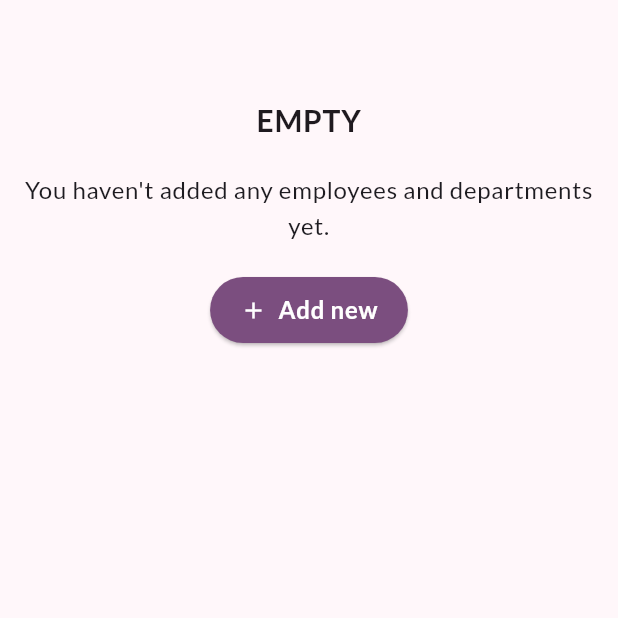
After one commit to PJozeph/talento-hr-app, a Flutter app: the screen it shows after launch, on a phone screen of 412 x 824 dp, the part 395-1013 px from its top. The commit adds this screen. Run offline on Flutter 3.47's test engine with Material 3 defaults, Android fonts, the light colour scheme and no system bars; our stand-ins replace google_fonts.

Commit message:
feat: Refactor empty employee list display into a separate widget

```diff
--- /dev/null
+++ b/lib/widget/empty-employees-list.dart
@@ -0,0 +1,51 @@
+import 'package:flutter/material.dart';
+
+class EmptyEmployeesList extends StatelessWidget {
+  const EmptyEmployeesList({super.key});
+
+  @override
+  Widget build(BuildContext context) {
+    return Center(
+      child: Column(
+        mainAxisAlignment: MainAxisAlignment.center,
+        crossAxisAlignment: CrossAxisAlignment.center,
+        children: [
+          Text(
+            'EMPTY',
+            style: Theme.of(context).textTheme.bodyLarge?.copyWith(
+              fontSize: 20,
+              fontWeight: FontWeight.w600,
+              color: Theme.of(context).colorScheme.onSurface,
+            ),
+            textAlign: TextAlign.center,
+          ),
+          const SizedBox(height: 20),
+          Text(
+            'You haven\'t added any employees and departments yet.',
+            style: Theme.of(context).textTheme.bodyLarge,
+            textAlign: TextAlign.center,
+          ),
+          const SizedBox(height: 20),
+          // buttin with icon
+          ElevatedButton.icon(
+            onPressed: () {
+              // Navigate to the add employee screen
+              //Navigator.pushNamed(context, '/add-employee');
+            },
+            icon: const Icon(Icons.add),
+            label: const Text('Add new'),
+            style: ElevatedButton.styleFrom(
+              backgroundColor: Theme.of(context).colorScheme.primary,
+              foregroundColor: Theme.of(context).colorScheme.onPrimary,
+              padding: const EdgeInsets.symmetric(horizontal: 20, vertical: 10),
+              textStyle: Theme.of(context).textTheme.bodyLarge?.copyWith(
+                fontSize: 16,
+                fontWeight: FontWeight.w600,
+              ),
+            ),
+          ),
+        ],
+      ),
+    );
+  }
+}
```
Also changed, not shown: lib/screen/employees-screen.dart (+2 -45 lines).
